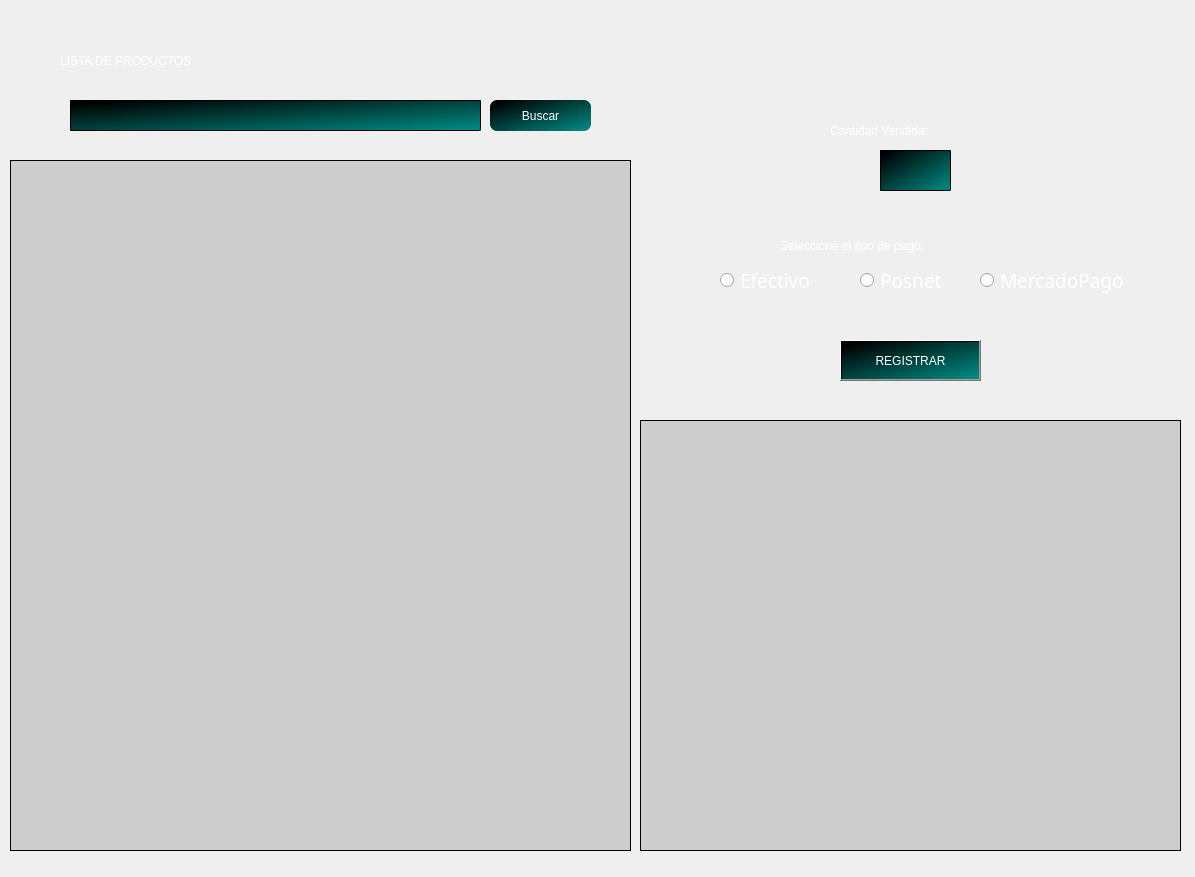
This is ventanas/registrar_ventas_vendedor.ui in LautaroRomero21/Proyecto-CRUD-para-empresa-chica as Qt 5 draws it before an edit. The edited form follows.
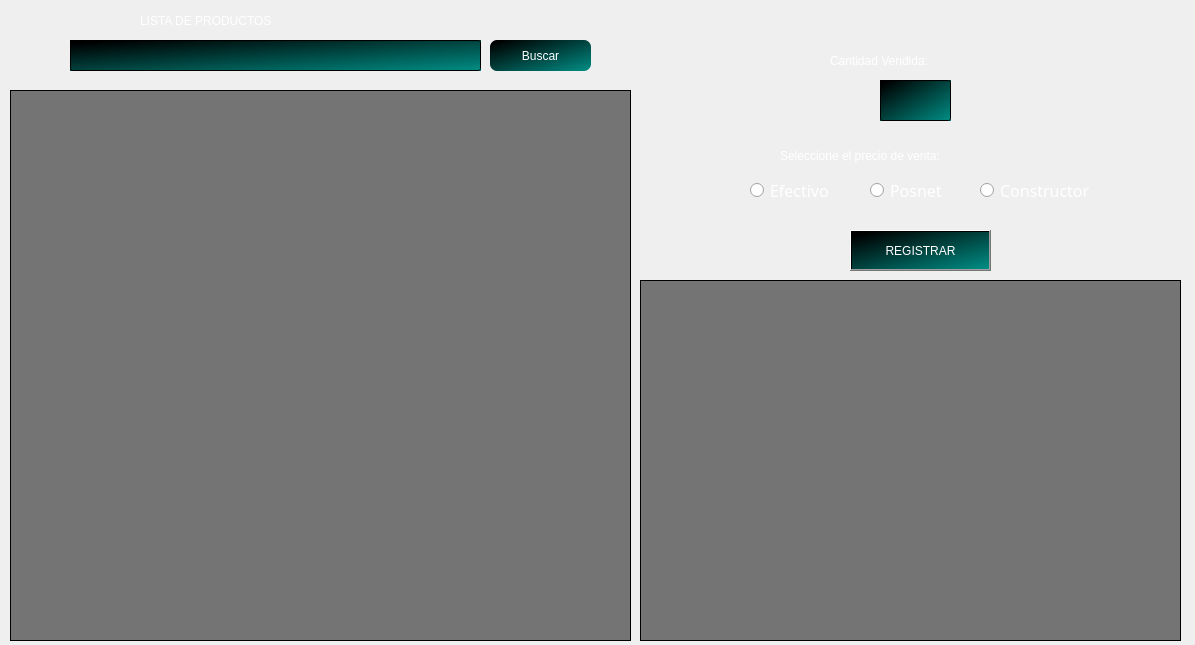
This is the edited form. Icons and pictures are not drawn.

Commit message: agrego de precios/costos con impuestos y aumentos

The edit to the form file:
```diff
--- a/ventanas/registrar_ventas_vendedor.ui
+++ b/ventanas/registrar_ventas_vendedor.ui
@@ -7,19 +7,19 @@
     <x>0</x>
     <y>0</y>
     <width>1195</width>
-    <height>877</height>
+    <height>645</height>
    </rect>
   </property>
   <property name="minimumSize">
    <size>
     <width>1195</width>
-    <height>877</height>
+    <height>645</height>
    </size>
   </property>
   <property name="maximumSize">
    <size>
     <width>1195</width>
-    <height>877</height>
+    <height>645</height>
    </size>
   </property>
   <property name="windowTitle">
@@ -34,19 +34,19 @@
      <x>0</x>
      <y>0</y>
      <width>1195</width>
-     <height>877</height>
+     <height>645</height>
     </rect>
    </property>
    <property name="minimumSize">
     <size>
      <width>1195</width>
-     <height>877</height>
+     <height>645</height>
     </size>
    </property>
    <property name="maximumSize">
     <size>
      <width>1195</width>
-     <height>877</height>
+     <height>645</height>
     </size>
    </property>
    <property name="styleSheet">
@@ -81,12 +81,13 @@
 QRadioButton{
 color: #fff;
 background-color: none;
-font: 57 14pt &quot;Yu Gothic Medium&quot;;
+font: 57 12pt &quot;Yu Gothic Medium&quot;;
 }
 QTreeView{
-	background-color: qlineargradient(spread:pad, x1:0, y1:0, x2:1, y2:0, stop:1 rgba(163, 163, 163, 113));
+	background-color: qlineargradient(spread:pad, x1:0, y1:0, x2:1, y2:0, stop:1 rgba(45, 45, 45, 162));
 color: #000;
 border: 1px solid #000;
+font-size: 14px;
 }
 QHeaderView::section {
 color: #000;
@@ -100,8 +101,8 @@
     <property name="geometry">
      <rect>
       <x>830</x>
-      <y>120</y>
-      <width>181</width>
+      <y>50</y>
+      <width>161</width>
       <height>21</height>
      </rect>
     </property>
@@ -119,7 +120,7 @@
     <property name="geometry">
      <rect>
       <x>690</x>
-      <y>190</y>
+      <y>120</y>
       <width>451</width>
       <height>31</height>
      </rect>
@@ -141,8 +142,8 @@
     <property name="geometry">
      <rect>
       <x>780</x>
-      <y>230</y>
-      <width>271</width>
+      <y>140</y>
+      <width>261</width>
       <height>31</height>
      </rect>
     </property>
@@ -153,22 +154,22 @@
 background: none;</string>
     </property>
     <property name="text">
-     <string>Seleccione el tipo de pago:</string>
+     <string>Seleccione el precio de venta:</string>
     </property>
    </widget>
    <widget class="QRadioButton" name="eleccion_efectivo">
     <property name="geometry">
      <rect>
-      <x>720</x>
-      <y>260</y>
+      <x>750</x>
+      <y>180</y>
       <width>91</width>
-      <height>41</height>
+      <height>21</height>
      </rect>
     </property>
     <property name="font">
      <font>
       <family>Yu Gothic Medium</family>
-      <pointsize>14</pointsize>
+      <pointsize>12</pointsize>
       <weight>7</weight>
       <italic>false</italic>
       <bold>false</bold>
@@ -181,36 +182,11 @@
      <string>Efectivo</string>
     </property>
    </widget>
-   <widget class="QRadioButton" name="eleccion_mercadopago">
-    <property name="geometry">
-     <rect>
-      <x>980</x>
-      <y>260</y>
-      <width>151</width>
-      <height>41</height>
-     </rect>
-    </property>
-    <property name="font">
-     <font>
-      <family>Yu Gothic Medium</family>
-      <pointsize>14</pointsize>
-      <weight>7</weight>
-      <italic>false</italic>
-      <bold>false</bold>
-     </font>
-    </property>
-    <property name="styleSheet">
-     <string notr="true"/>
-    </property>
-    <property name="text">
-     <string>MercadoPago</string>
-    </property>
-   </widget>
    <widget class="QLineEdit" name="input_cantidad_vendida">
     <property name="geometry">
      <rect>
       <x>880</x>
-      <y>150</y>
+      <y>80</y>
       <width>71</width>
       <height>41</height>
      </rect>
@@ -238,14 +214,14 @@
     <property name="geometry">
      <rect>
       <x>10</x>
-      <y>160</y>
+      <y>90</y>
       <width>621</width>
-      <height>691</height>
+      <height>551</height>
      </rect>
     </property>
     <property name="font">
      <font>
-      <pointsize>13</pointsize>
+      <pointsize>-1</pointsize>
      </font>
     </property>
     <property name="styleSheet">
@@ -258,16 +234,16 @@
    <widget class="QRadioButton" name="eleccion_posnet">
     <property name="geometry">
      <rect>
-      <x>860</x>
-      <y>260</y>
-      <width>91</width>
+      <x>870</x>
+      <y>170</y>
+      <width>81</width>
       <height>41</height>
      </rect>
     </property>
     <property name="font">
      <font>
       <family>Yu Gothic Medium</family>
-      <pointsize>14</pointsize>
+      <pointsize>12</pointsize>
       <weight>7</weight>
       <italic>false</italic>
       <bold>false</bold>
@@ -283,8 +259,8 @@
    <widget class="QPushButton" name="boton_registrar_venta">
     <property name="geometry">
      <rect>
-      <x>840</x>
-      <y>340</y>
+      <x>850</x>
+      <y>230</y>
       <width>141</width>
       <height>41</height>
      </rect>
@@ -303,9 +279,9 @@
     <property name="geometry">
      <rect>
       <x>690</x>
-      <y>300</y>
+      <y>200</y>
       <width>451</width>
-      <height>31</height>
+      <height>21</height>
      </rect>
     </property>
     <property name="styleSheet">
@@ -324,14 +300,14 @@
     <property name="geometry">
      <rect>
       <x>640</x>
-      <y>420</y>
+      <y>280</y>
       <width>541</width>
-      <height>431</height>
+      <height>361</height>
      </rect>
     </property>
     <property name="font">
      <font>
-      <pointsize>13</pointsize>
+      <pointsize>-1</pointsize>
      </font>
     </property>
     <property name="styleSheet">
@@ -345,9 +321,9 @@
     <property name="geometry">
      <rect>
       <x>160</x>
-      <y>130</y>
+      <y>70</y>
       <width>231</width>
-      <height>31</height>
+      <height>21</height>
      </rect>
     </property>
     <property name="styleSheet">
@@ -362,9 +338,9 @@
    <widget class="QLabel" name="label">
     <property name="geometry">
      <rect>
-      <x>60</x>
-      <y>40</y>
-      <width>491</width>
+      <x>140</x>
+      <y>0</y>
+      <width>361</width>
       <height>41</height>
      </rect>
     </property>
@@ -381,7 +357,7 @@
     <property name="geometry">
      <rect>
       <x>490</x>
-      <y>100</y>
+      <y>40</y>
       <width>101</width>
       <height>31</height>
      </rect>
@@ -400,7 +376,7 @@
     <property name="geometry">
      <rect>
       <x>70</x>
-      <y>100</y>
+      <y>40</y>
       <width>411</width>
       <height>31</height>
      </rect>
@@ -415,6 +391,31 @@
      <set>Qt::AlignCenter</set>
     </property>
    </widget>
+   <widget class="QRadioButton" name="eleccion_constructor">
+    <property name="geometry">
+     <rect>
+      <x>980</x>
+      <y>170</y>
+      <width>111</width>
+      <height>41</height>
+     </rect>
+    </property>
+    <property name="font">
+     <font>
+      <family>Yu Gothic Medium</family>
+      <pointsize>12</pointsize>
+      <weight>7</weight>
+      <italic>false</italic>
+      <bold>false</bold>
+     </font>
+    </property>
+    <property name="styleSheet">
+     <string notr="true"/>
+    </property>
+    <property name="text">
+     <string>Constructor</string>
+    </property>
+   </widget>
   </widget>
  </widget>
  <resources>
```
Left out of the diff: 8 changed lines with no effect on the pictures. The commit also changes 50 other files.
